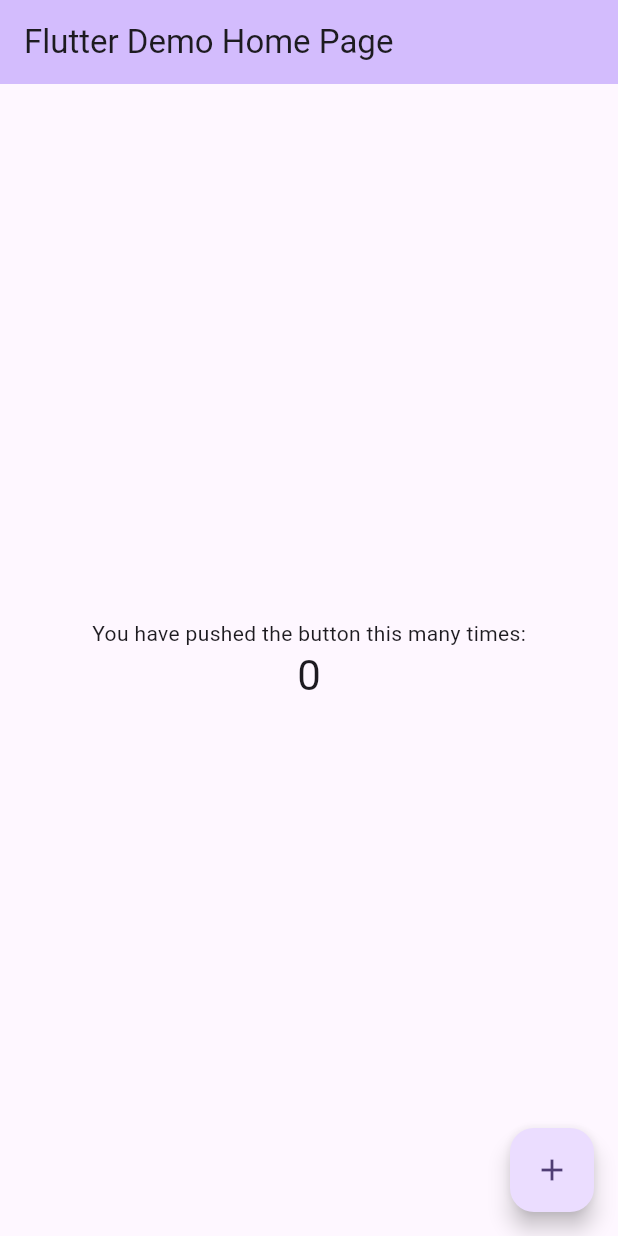
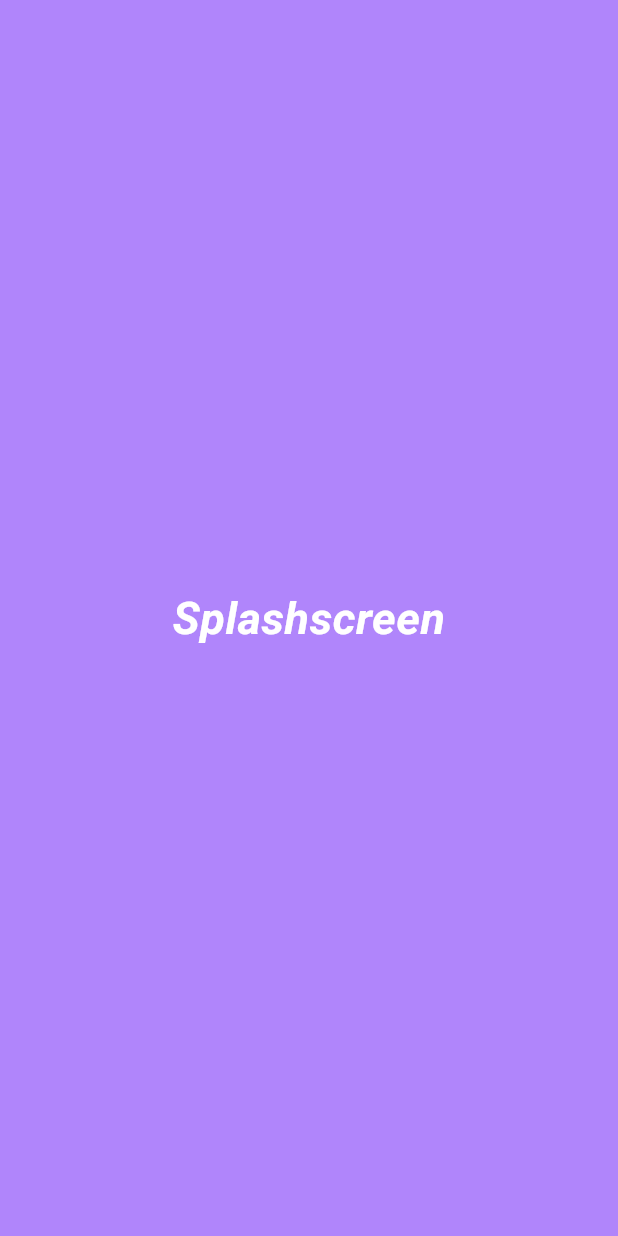
Before and after one commit to ranasakshi02/FlutterProjects, a Flutter app: the first screen one second after launch, on a phone screen of 412 x 824 dp. Run offline on Flutter 3.47's test engine with Material 3 defaults, Android fonts, the phone set to English and light mode, and no system bars; our stand-ins replace font_awesome_flutter.

Commit message:
fultter navigation and splash screen

```diff
--- a/second_app/lib/main.dart
+++ b/second_app/lib/main.dart
@@ -1,4 +1,8 @@
 import 'package:flutter/material.dart';
+import 'package:font_awesome_flutter/font_awesome_flutter.dart';
+import 'package:second_app/myProfileScreen.dart';
+import 'package:second_app/splashScreen.dart';
+import 'package:second_app/startIntroScreen.dart';
 
 void main() {
   runApp(const MyApp());
@@ -7,47 +11,25 @@
 class MyApp extends StatelessWidget {
   const MyApp({super.key});
 
-  // This widget is the root of your application.
   @override
   Widget build(BuildContext context) {
     return MaterialApp(
         title: 'Flutter Demo',
+        debugShowCheckedModeBanner: false,
         theme: ThemeData(
-        // This is the theme of your application.
-        //
-        // TRY THIS: Try running your application with "flutter run". You'll see
-        // the application has a purple toolbar. Then, without quitting the app,
-        // try changing the seedColor in the colorScheme below to Colors.green
-        // and then invoke "hot reload" (save your changes or press the "hot
-        // reload" button in a Flutter-supported IDE, or press "r" if you used
-        // the command line to start the app).
-        //
-        // Notice that the counter didn't reset back to zero; the application
-        // state is not lost during the reload. To reset the state, use hot
-        // restart instead.
-        //
-        // This works for code too, not just values: Most code changes can be
-        // tested with just a hot reload.
           colorScheme: ColorScheme.fromSeed(seedColor: Colors.deepPurple),
           useMaterial3: true,
         ),
-      home: const MyHomePage(title: 'Flutter Demo Home Page'),
+        // home: MyHomePage(title: "home")
+        home: Splashscreen()
+
+        // home:IntroPage()
         );
   }
 }
 
 class MyHomePage extends StatefulWidget {
   const MyHomePage({super.key, required this.title});
-
-  // This widget is the home page of your application. It is stateful, meaning
-  // that it has a State object (defined below) that contains fields that affect
-  // how it looks.
-
-  // This class is the configuration for the state. It holds the values (in this
-  // case the title) provided by the parent (in this case the App widget) and
-  // used by the build method of the State. Fields in a Widget subclass are
-  // always marked "final".
-
   final String title;
 
   @override
@@ -55,71 +37,33 @@
 }
 
 class _MyHomePageState extends State<MyHomePage> {
-  int _counter = 0;
-
-  void _incrementCounter() {
-    setState(() {
-      // This call to setState tells the Flutter framework that something has
-      // changed in this State, which causes it to rerun the build method below
-      // so that the display can reflect the updated values. If we changed
-      // _counter without calling setState(), then the build method would not be
-      // called again, and so nothing would appear to happen.
-      _counter++;
-    });
-  }
-
+  RangeValues values = RangeValues(0, 100);
   @override
   Widget build(BuildContext context) {
-    // This method is rerun every time setState is called, for instance as done
-    // by the _incrementCounter method above.
-    //
-    // The Flutter framework has been optimized to make rerunning build methods
-    // fast, so that you can just rebuild anything that needs updating rather
-    // than having to individually change instances of widgets.
+    RangeLabels labels =
+        RangeLabels(values.start.toString(), values.end.toString());
     return Scaffold(
       appBar: AppBar(
-        // TRY THIS: Try changing the color here to a specific color (to
-        // Colors.amber, perhaps?) and trigger a hot reload to see the AppBar
-        // change color while the other colors stay the same.
         backgroundColor: Theme.of(context).colorScheme.inversePrimary,
-        // Here we take the value from the MyHomePage object that was created by
-        // the App.build method, and use it to set our appbar title.
         title: Text(widget.title),
       ),
-      body: Center(
-        // Center is a layout widget. It takes a single child and positions it
-        // in the middle of the parent.
+      body: (Container(
+          color: const Color.fromARGB(255, 220, 205, 247),
+          child: Center(
               child: Column(
-          // Column is also a layout widget. It takes a list of children and
-          // arranges them vertically. By default, it sizes itself to fit its
-          // children horizontally, and tries to be as tall as its parent.
-          //
-          // Column has various properties to control how it sizes itself and
-          // how it positions its children. Here we use mainAxisAlignment to
-          // center the children vertically; the main axis here is the vertical
-          // axis because Columns are vertical (the cross axis would be
-          // horizontal).
-          //
-          // TRY THIS: Invoke "debug painting" (choose the "Toggle Debug Paint"
-          // action in the IDE, or press "p" in the console), to see the
-          // wireframe for each widget.
                   mainAxisAlignment: MainAxisAlignment.center,
-          children: <Widget>[
-            const Text(
-              'You have pushed the button this many times:',
-            ),
-            Text(
-              '$_counter',
-              style: Theme.of(context).textTheme.headlineMedium,
-            ),
-          ],
-        ),
-      ),
-      floatingActionButton: FloatingActionButton(
-        onPressed: _incrementCounter,
-        tooltip: 'Increment',
-        child: const Icon(Icons.add),
-      ), // This trailing comma makes auto-formatting nicer for build methods.
+                  children: [
+                RangeSlider(
+                    values: values,
+                    labels: labels,
+                    min: 0,max: 100,
+                    onChanged: (newVlaue) {
+                      setState(() {
+                        values = newVlaue;
+                      });
+                    },
+                    divisions: 10,)
+              ])))),
     );
   }
 }
--- /dev/null
+++ b/second_app/lib/splashScreen.dart
@@ -0,0 +1,41 @@
+import 'dart:async';
+
+import 'package:flutter/material.dart';
+import 'package:second_app/main.dart';
+
+class Splashscreen extends StatefulWidget {
+  @override
+  State<Splashscreen> createState() => _SplashScreenState();
+}
+
+class _SplashScreenState extends State<Splashscreen> {
+  @override
+  void initState() {
+    // TODO: implement initState
+    super.initState();
+    // Start the main app after a delay
+    Timer(Duration(seconds: 3), () {
+      Navigator.pushReplacement(context,
+          MaterialPageRoute(builder: (context) => MyHomePage(title: "Home")));
+    });
+  }
+
+  @override
+  Widget build(BuildContext context) {
+    return (Scaffold(
+      body: Container(
+        color: const Color.fromARGB(255, 176, 133, 251),
+        child: const Center(
+          child: Text(
+            'Splashscreen',
+            style: TextStyle(
+                fontSize: 30,
+                color: Colors.white,
+                fontWeight: FontWeight.bold,
+                fontStyle: FontStyle.italic),
+          ),
+        ),
+      ),
+    ));
+  }
+}
--- a/second_app/pubspec.yaml
+++ b/second_app/pubspec.yaml
@@ -28,6 +28,7 @@ environment:
 # the latest version available on pub.dev. To see which dependencies have newer
 # versions available, run `flutter pub outdated`.
 dependencies:
+  font_awesome_flutter: ^10.8.0
   flutter:
     sdk: flutter
 
```
Also changed, not shown: second_app/lib/myProfileScreen.dart (added, +47 -0 lines), second_app/lib/practice.dart (+356 -0 lines), second_app/lib/startIntroScreen.dart (added, +30 -0 lines), second_app/pubspec.lock. Lines whose indentation alone changed are shown as unchanged.
